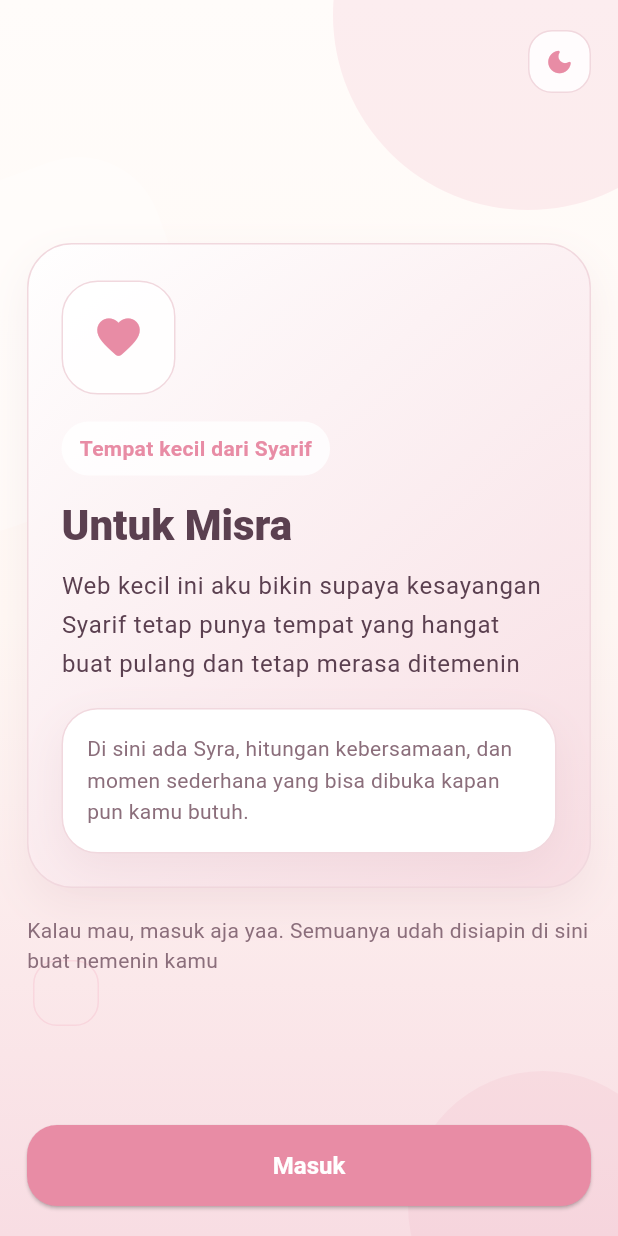
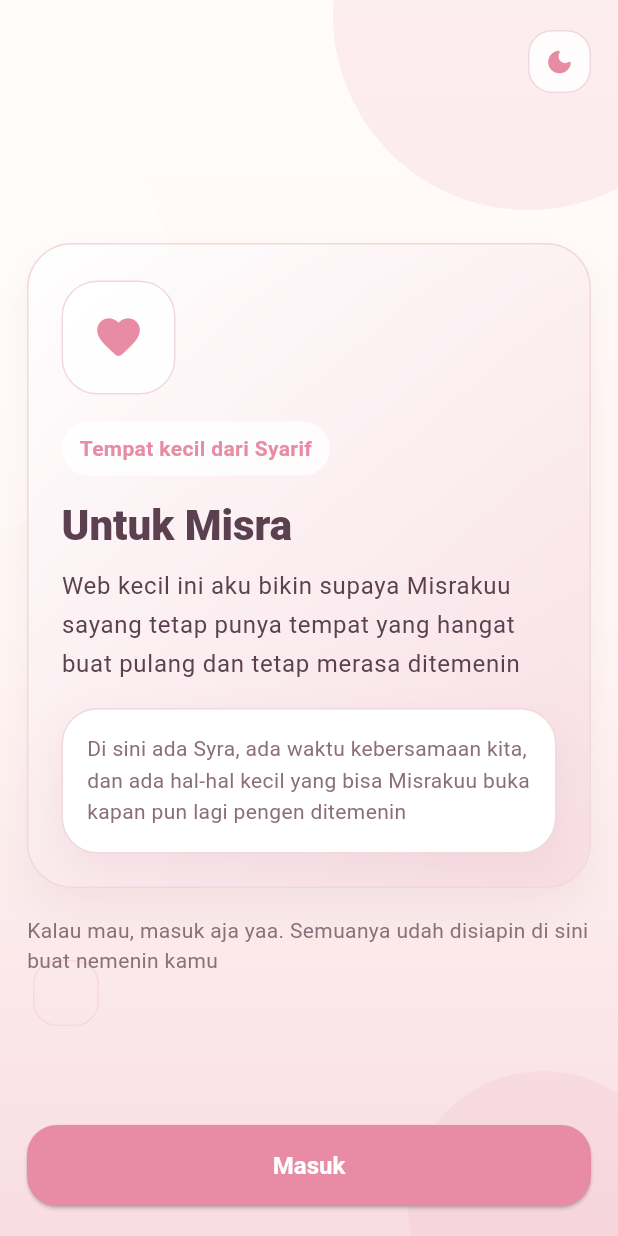
Before and after one commit to Sarif-rex/formisra, a Flutter app: the screen it shows after launch, on a phone screen of 412 x 824 dp. Run offline on Flutter 3.47's test engine with Material 3 defaults, Android fonts, the phone set to English and light mode, and no system bars; our stand-ins replace shared_preferences.

Commit message:
Update welcome page wording for Misrakuu sayang

```diff
--- a/lib/pages/welcome_page.dart
+++ b/lib/pages/welcome_page.dart
@@ -147,7 +147,7 @@ class _WelcomePageState extends State<WelcomePage>
                       ),
                       const SizedBox(height: 12),
                       Text(
-                        'Web kecil ini aku bikin supaya kesayangan Syarif tetap punya tempat yang hangat buat pulang dan tetap merasa ditemenin',
+                        'Web kecil ini aku bikin supaya Misrakuu sayang tetap punya tempat yang hangat buat pulang dan tetap merasa ditemenin',
                         style: Theme.of(context).textTheme.bodyLarge?.copyWith(
                               color: isDark
                                   ? AppColors.darkText
@@ -159,7 +159,7 @@ class _WelcomePageState extends State<WelcomePage>
                       AppCard(
                         padding: const EdgeInsets.fromLTRB(16, 16, 16, 16),
                         child: Text(
-                          'Di sini ada Syra, hitungan kebersamaan, dan momen sederhana yang bisa dibuka kapan pun kamu butuh.',
+                          'Di sini ada Syra, ada waktu kebersamaan kita, dan ada hal-hal kecil yang bisa Misrakuu buka kapan pun lagi pengen ditemenin',
                           style:
                               Theme.of(context).textTheme.bodyMedium?.copyWith(
                                     color: isDark
```
